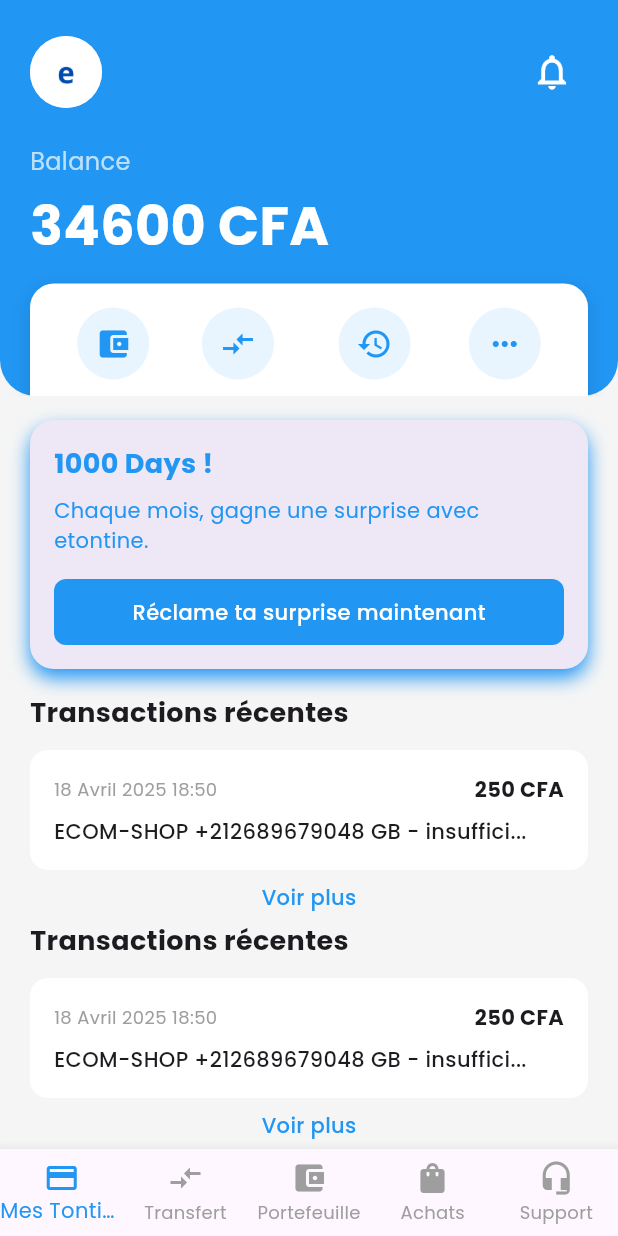
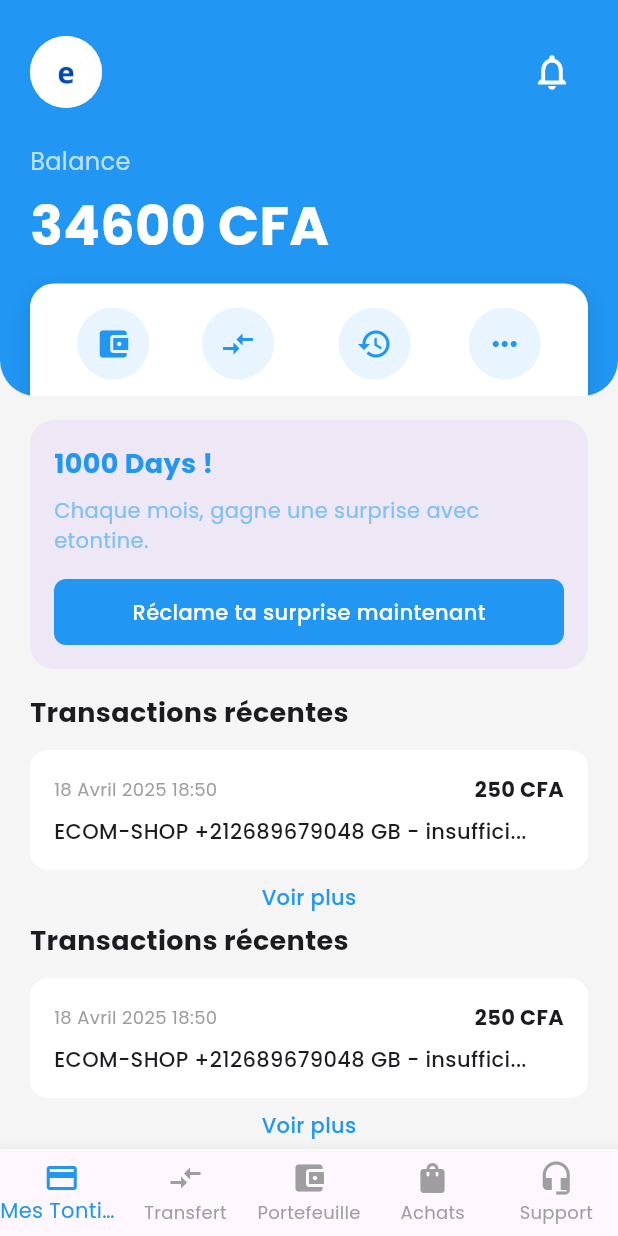
Before and after one commit to joel710/entontine, a Flutter app: the HomeScreen screen opened by its route, on a phone screen of 412 x 824 dp. Run offline on Flutter 3.47's test engine with Material 3 defaults, Android fonts, the light colour scheme and no system bars; our stand-ins replace google_fonts.

Commit message:
une modification sur la page home

```diff
--- a/lib/home.dart
+++ b/lib/home.dart
@@ -197,18 +197,6 @@ class _HomeScreenState extends State<HomeScreen> {
         decoration: BoxDecoration(
           color: Colors.deepPurple.shade50,
           borderRadius: BorderRadius.circular(16),
-          boxShadow: [
-            BoxShadow(
-              color: Color.from(
-                alpha: 1,
-                red: 0.129,
-                green: 0.588,
-                blue: 0.953,
-              ),
-              blurRadius: 10,
-              offset: Offset(0, 6),
-            ),
-          ],
         ),
         padding: const EdgeInsets.all(16),
         child: Column(
@@ -232,12 +220,7 @@ class _HomeScreenState extends State<HomeScreen> {
               "Chaque mois, gagne une surprise avec etontine.",
               style: GoogleFonts.poppins(
                 fontSize: 14,
-                color: Color.from(
-                  alpha: 1,
-                  red: 0.129,
-                  green: 0.588,
-                  blue: 0.953,
-                ),
+                color: Color.fromARGB(255, 128, 192, 245),
               ),
             ),
             SizedBox(height: 16),
```
